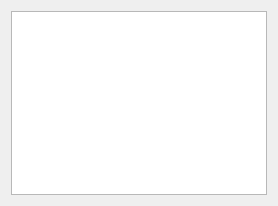
First picture: the form in src/configure-practice/conjugationoptionswidget.ui, repository KDE/parley, before the edit.
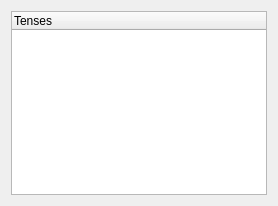
Second picture: the form after the edit.

Commit message: Add the document tenses to the config practice dialog.

```diff
--- a/src/configure-practice/conjugationoptionswidget.ui
+++ b/src/configure-practice/conjugationoptionswidget.ui
@@ -14,7 +14,19 @@
   </property>
   <layout class="QHBoxLayout" >
    <item>
-    <widget class="QListWidget" name="tenseSelectionListWidget" />
+    <widget class="QTreeWidget" name="tenseSelectionTreeWidget" >
+     <property name="rootIsDecorated" >
+      <bool>false</bool>
+     </property>
+     <property name="itemsExpandable" >
+      <bool>false</bool>
+     </property>
+     <column>
+      <property name="text" >
+       <string>Tenses</string>
+      </property>
+     </column>
+    </widget>
    </item>
   </layout>
  </widget>
```
The commit also changes 2 other files.
